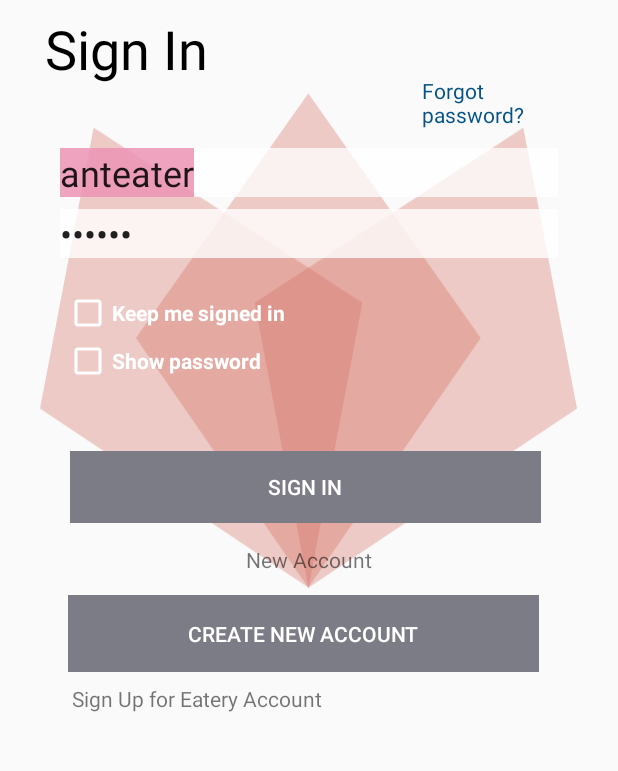
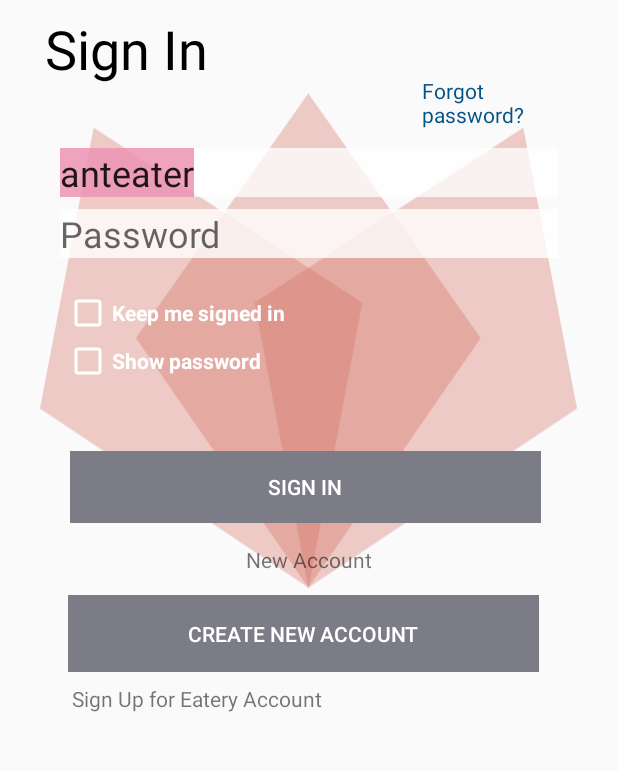
Before and after one commit to kenzo-spaulding/Food-Friend, an Android app: the screen it shows after launch (SignInActivity), on a phone screen of 412 x 824 dp, the part 272-1043 px from its top. Run offline under Robolectric (Android 15) with nearby library versions, the phone set to English and light mode, and no system bars; our stand-ins replace Firebase (no records; nobody signed in at launch, a user with empty details on screens opened directly); libraries missing offline, so code that uses them is left out: com.firebase.ui.

```diff
--- a/foodie/app/src/main/java/com/example/foodie_friend/ui/login/SignInActivity.java
+++ b/foodie/app/src/main/java/com/example/foodie_friend/ui/login/SignInActivity.java
@@ -51,7 +51,6 @@ public class SignInActivity extends AppCompatActivity {
         usernameEditText = (EditText) findViewById(R.id.username);
         passwordEditText = (EditText) findViewById(R.id.password);
         usernameEditText.setText("anteater");
-        passwordEditText.setText("zotzot");
         loginButton = (Button) findViewById(R.id.login);
         createAccount = (Button) findViewById(R.id.button_Create_Account);
         loadingProgressBar = (ProgressBar) findViewById(R.id.loading);
```
